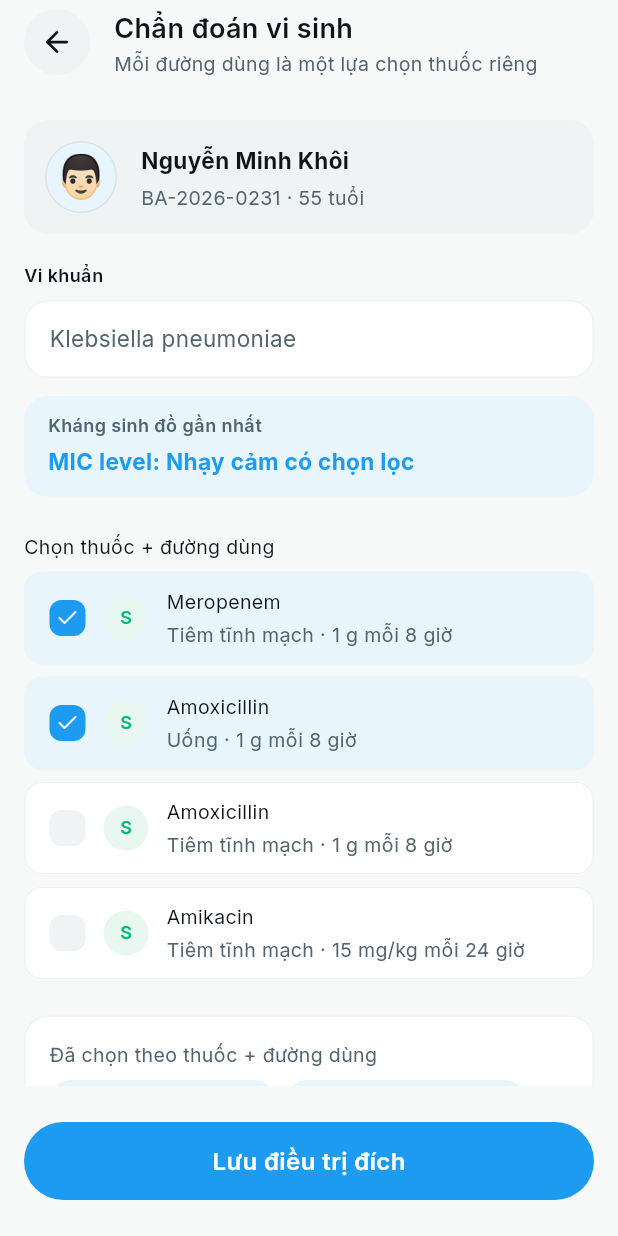
After one commit to RespiraAMS/Respira-Mobile, a Flutter app: the TargetedTreatmentScreen screen opened by its route, on a phone screen of 412 x 824 dp. The commit adds this screen. Run offline on Flutter 3.47's test engine with Material 3 defaults, Android fonts, the phone set to English and light mode, and no system bars; our stand-ins replace flutter_riverpod, freezed_annotation, go_router, google_fonts, lucide_icons, riverpod_annotation; generated files the repository leaves out were written again.

Commit message:
feat(diagnosis): targeted treatment variant + Microbiology Diagnosis screen
- AddProgress swaps to microbiology-based variant when Điều trị đích selected
- New /targeted-treatment: antibiogram-driven drug+route picker with S badges
- Selection-order summary chips (P1/P2/…); save → toast + patient detail
- Freezed microbiology models + demo provider; shared bacteria/banner widgets

```diff
--- /dev/null
+++ b/lib/features/diagnosis/models/microbiology_result.dart
@@ -0,0 +1,52 @@
+import 'package:freezed_annotation/freezed_annotation.dart';
+
+part 'microbiology_result.freezed.dart';
+part 'microbiology_result.g.dart';
+
+/// Antibiogram susceptibility (CLSI-style letter grades).
+enum Susceptibility {
+  s('S'),
+  i('I'),
+  r('R');
+
+  const Susceptibility(this.letter);
+
+  final String letter;
+}
+
+/// One selectable drug + administration-route option of the targeted
+/// treatment screen.
+@freezed
+class TreatmentOption with _$TreatmentOption {
+  const factory TreatmentOption({
+    required String id,
+    required String drug,
+
+    /// e.g. "Tiêm tĩnh mạch".
+    required String route,
+
+    /// Short route for summary chips ("TM", "Uống").
+    required String routeAbbrev,
+    required String dosage,
+    required Susceptibility susceptibility,
+  }) = _TreatmentOption;
+
+  factory TreatmentOption.fromJson(Map<String, dynamic> json) =>
+      _$TreatmentOptionFromJson(json);
+}
+
+/// Microbiology findings backing the targeted-treatment flow.
+@freezed
+class MicrobiologyResult with _$MicrobiologyResult {
+  const factory MicrobiologyResult({
+    /// e.g. "Klebsiella pneumoniae".
+    required String bacteria,
+
+    /// e.g. "MIC level: Nhạy cảm có chọn lọc".
+    required String antibiogramLine,
+    @Default([]) List<TreatmentOption> options,
+  }) = _MicrobiologyResult;
+
+  factory MicrobiologyResult.fromJson(Map<String, dynamic> json) =>
+      _$MicrobiologyResultFromJson(json);
+}
--- /dev/null
+++ b/lib/features/diagnosis/providers/microbiology_provider.dart
@@ -0,0 +1,48 @@
+import 'package:riverpod_annotation/riverpod_annotation.dart';
+
+import '../models/microbiology_result.dart';
+
+part 'microbiology_provider.g.dart';
+
+/// Demo microbiology findings — swap for a repository call once the
+/// networking layer (dio + retrofit) exists.
+@Riverpod(keepAlive: true)
+MicrobiologyResult microbiologyResult(MicrobiologyResultRef ref) =>
+    const MicrobiologyResult(
+      bacteria: 'Klebsiella pneumoniae',
+      antibiogramLine: 'MIC level: Nhạy cảm có chọn lọc',
+      options: [
+        TreatmentOption(
+          id: 'meropenem-iv',
+          drug: 'Meropenem',
+          route: 'Tiêm tĩnh mạch',
+          routeAbbrev: 'TM',
+          dosage: '1 g mỗi 8 giờ',
+          susceptibility: Susceptibility.s,
+        ),
+        TreatmentOption(
+          id: 'amoxicillin-oral',
+          drug: 'Amoxicillin',
+          route: 'Uống',
+          routeAbbrev: 'Uống',
+          dosage: '1 g mỗi 8 giờ',
+          susceptibility: Susceptibility.s,
+        ),
+        TreatmentOption(
+          id: 'amoxicillin-iv',
+          drug: 'Amoxicillin',
+          route: 'Tiêm tĩnh mạch',
+          routeAbbrev: 'TM',
+          dosage: '1 g mỗi 8 giờ',
+          susceptibility: Susceptibility.s,
+        ),
+        TreatmentOption(
+          id: 'amikacin-iv',
+          drug: 'Amikacin',
+          route: 'Tiêm tĩnh mạch',
+          routeAbbrev: 'TM',
+          dosage: '15 mg/kg mỗi 24 giờ',
+          susceptibility: Susceptibility.s,
+        ),
+      ],
+    );
--- a/lib/features/diagnosis/routes.dart
+++ b/lib/features/diagnosis/routes.dart
@@ -5,6 +5,7 @@ import 'screens/diagnosis_result_screen.dart';
 import 'screens/icu_criteria_screen.dart';
 import 'screens/other_criteria_screen.dart';
 import 'screens/resistance_risk_screen.dart';
+import 'screens/targeted_treatment_screen.dart';
 import 'screens/vitals_screen.dart';
 
 class DiagnosisRoutes {
@@ -14,6 +15,7 @@ class DiagnosisRoutes {
   static const resistanceRisk = '/resistance-risk';
   static const otherCriteria = '/other-criteria';
   static const diagnosisResult = '/diagnosis-result';
+  static const targetedTreatment = '/targeted-treatment';
 }
 
 final List<RouteBase> diagnosisRoutes = [
@@ -41,4 +43,8 @@ final List<RouteBase> diagnosisRoutes = [
     path: DiagnosisRoutes.diagnosisResult,
     builder: (c, s) => const DiagnosisResultScreen(),
   ),
+  GoRoute(
+    path: DiagnosisRoutes.targetedTreatment,
+    builder: (c, s) => const TargetedTreatmentScreen(),
+  ),
 ];
--- /dev/null
+++ b/lib/features/diagnosis/screens/targeted_treatment_screen.dart
@@ -0,0 +1,159 @@
+import 'package:flutter/material.dart';
+import 'package:flutter_riverpod/flutter_riverpod.dart';
+import 'package:go_router/go_router.dart';
+
+import '../../../../core/utils/context_extensions.dart';
+import '../../../../design_system/design_system.dart';
+import '../../../../features/patient/routes.dart';
+import '../providers/microbiology_provider.dart';
+import '../providers/targeted_treatment_controller.dart';
+import '../widgets/microbiology_banner.dart';
+import '../widgets/treatment_option_row_widget.dart';
+
+/// Route `/targeted-treatment` — "Chẩn đoán vi sinh": pick drug + route
+/// combinations from the antibiogram, then save the targeted treatment.
+class TargetedTreatmentScreen extends ConsumerWidget {
+  const TargetedTreatmentScreen({super.key});
+
+  @override
+  Widget build(BuildContext context, WidgetRef ref) {
+    final c = context.respiraColors;
+    final micro = ref.watch(microbiologyResultProvider);
+    final selectedIds = ref.watch(targetedTreatmentControllerProvider);
+    final controller = ref.read(targetedTreatmentControllerProvider.notifier);
+    final chips = controller.summaryChips();
+
+    return Scaffold(
+      body: SafeArea(
+        child: Padding(
+          padding: const EdgeInsets.symmetric(horizontal: Spacing.group),
+          child: Column(
+            crossAxisAlignment: CrossAxisAlignment.stretch,
+            children: [
+              AppAppBar(
+                title: 'Chẩn đoán vi sinh',
+                subtitle: 'Mỗi đường dùng là một lựa chọn thuốc riêng',
+                onBack: () => context.goBackOr('/patient/progress'),
+              ),
+              const SizedBox(height: Spacing.section),
+              Expanded(
+                child: SingleChildScrollView(
+                  child: Column(
+                    crossAxisAlignment: CrossAxisAlignment.stretch,
+                    children: [
+                      // Patient context.
+                      Container(
+                        padding: const EdgeInsets.all(Spacing.control + 2),
+                        decoration: BoxDecoration(
+                          color: c.surfaceSecondary,
+                          borderRadius: AppRadius.md,
+                        ),
+                        child: Row(
+                          children: [
+                            const AvatarGlyphWidget(glyph: '👨🏻'),
+                            const SizedBox(width: Spacing.group),
+                            Expanded(
+                              child: Column(
+                                crossAxisAlignment: CrossAxisAlignment.start,
+                                mainAxisSize: MainAxisSize.min,
+                                children: [
+                                  Text(
+                                    'Nguyễn Minh Khôi',
+                                    maxLines: 1,
+                                    overflow: TextOverflow.ellipsis,
+                                    style: TypographyTokens.body(context)
+                                        .copyWith(
+                                            fontWeight: FontWeight.w700),
+                                  ),
+                                  const SizedBox(height: Spacing.xxxs),
+                                  AppText('BA-2026-0231 · 55 tuổi',
+                                      type: AppTextType.caption),
+                                ],
+                              ),
+                            ),
+                          ],
+                        ),
+                      ),
+                      const SizedBox(height: Spacing.block),
+                      BacteriaDisplayField(bacteria: micro.bacteria),
+                      const SizedBox(height: Spacing.control),
+                      AntibiogramBanner(line: micro.antibiogramLine),
+                      const SizedBox(height: Spacing.section),
+                      Text(
+                        'Chọn thuốc + đường dùng',
+                        style: TypographyTokens.caption(context)
+                            .copyWith(color: c.textPrimary),
+                      ),
+                      const SizedBox(height: Spacing.inline),
+                      for (final option in micro.options) ...[
+                        TreatmentOptionRowWidget(
+                          option: option,
+                          selected: selectedIds.contains(option.id),
+                          onToggle: () => controller.toggle(option.id),
+                        ),
+                        if (option != micro.options.last)
+                          const SizedBox(height: Spacing.inline),
+                      ],
+                      const SizedBox(height: Spacing.section),
+                      // Selection summary.
+                      Container(
+                        padding: const EdgeInsets.all(Spacing.group),
+                        decoration: BoxDecoration(
+                          color: c.surface,
+                          borderRadius: AppRadius.md,
+                          border: Border.all(color: c.borderSubtle),
+                        ),
+                        child: Column(
+                          crossAxisAlignment: CrossAxisAlignment.start,
+                          children: [
+                            AppText('Đã chọn theo thuốc + đường dùng',
+                                type: AppTextType.caption),
+                            const SizedBox(height: Spacing.inline),
+                            Wrap(
+                              spacing: Spacing.inline,
+                              runSpacing: Spacing.inline,
+                              children: [
+                                for (final chip in chips)
+                                  Container(
+                                    padding: const EdgeInsets.symmetric(
+                                      horizontal: Spacing.control,
+                                      vertical: Spacing.xxxs + 2,
+                                    ),
+                                    decoration: BoxDecoration(
+                                      color: c.primarySoft,
+                                      borderRadius: AppRadius.full,
+                                    ),
+                                    child: Text(
+                                      chip,
+                                      style: TypographyTokens.label(context)
+                                          .copyWith(color: c.primary),
+                                    ),
+                                  ),
+                              ],
+                            ),
+                          ],
+                        ),
+                      ),
+                      const SizedBox(height: Spacing.section),
+                    ],
+                  ),
+                ),
+              ),
+              Padding(
+                padding: const EdgeInsets.symmetric(vertical: Spacing.lg),
+                child: AppButton(
+                  label: 'Lưu điều trị đích',
+                  expand: true,
+                  onPressed: () {
+                    showAppToast(context, 'Đã lưu điều trị đích.');
+                    context.go(PatientRoutes.detail);
+                  },
+                ),
+              ),
+            ],
+          ),
+        ),
+      ),
+    );
+  }
+}
--- /dev/null
+++ b/lib/features/diagnosis/widgets/microbiology_banner.dart
@@ -0,0 +1,85 @@
+import 'package:flutter/material.dart';
+
+import 'package:respira_mobile/design_system/design_system.dart';
+
+/// Read-only display field for the identified bacteria ("Vi khuẩn").
+class BacteriaDisplayField extends StatelessWidget {
+  const BacteriaDisplayField({super.key, required this.bacteria});
+
+  final String bacteria;
+
+  @override
+  Widget build(BuildContext context) {
+    final c = context.respiraColors;
+
+    return Column(
+      crossAxisAlignment: CrossAxisAlignment.start,
+      children: [
+        Text(
+          'Vi khuẩn',
+          style: TypographyTokens.label(context).copyWith(color: c.textPrimary),
+        ),
+        const SizedBox(height: Spacing.inline),
+        Container(
+          height: ControlSize.buttonLarge,
+          padding: const EdgeInsets.symmetric(horizontal: Spacing.group),
+          decoration: BoxDecoration(
+            color: c.surface,
+            borderRadius: AppRadius.md,
+            border: Border.all(color: c.borderSubtle),
+          ),
+          alignment: Alignment.centerLeft,
+          child: AppText(
+            bacteria,
+            type: AppTextType.body,
+            color: c.textSecondary,
+            maxLines: 1,
+            overflow: TextOverflow.ellipsis,
+          ),
+        ),
+      ],
+    );
+  }
+}
+
+/// Soft-primary banner showing the latest antibiogram line
+/// ("Kháng sinh đồ gần nhất").
+class AntibiogramBanner extends StatelessWidget {
+  const AntibiogramBanner({super.key, required this.line});
+
+  final String line;
+
+  @override
+  Widget build(BuildContext context) {
+    final c = context.respiraColors;
+
+    return Container(
+      padding: const EdgeInsets.symmetric(
+        horizontal: Spacing.group,
+        vertical: Spacing.control,
+      ),
+      decoration: BoxDecoration(
+        color: c.primarySoft,
+        borderRadius: AppRadius.md,
+      ),
+      child: Column(
+        crossAxisAlignment: CrossAxisAlignment.start,
+        children: [
+          Text(
+            'Kháng sinh đồ gần nhất',
+            style: TypographyTokens.label(context)
+                .copyWith(color: c.textSecondary),
+          ),
+          const SizedBox(height: Spacing.xxxs),
+          Text(
+            line,
+            style: TypographyTokens.body(context).copyWith(
+              fontWeight: FontWeight.w700,
+              color: c.primary,
+            ),
+          ),
+        ],
+      ),
+    );
+  }
+}
--- /dev/null
+++ b/lib/features/diagnosis/widgets/treatment_option_row_widget.dart
@@ -0,0 +1,121 @@
+import 'package:flutter/material.dart';
+import 'package:lucide_icons/lucide_icons.dart';
+
+import 'package:respira_mobile/design_system/design_system.dart';
+
+import '../models/microbiology_result.dart';
+
+/// One selectable "thuốc + đường dùng" row: checkbox control, 'S'
+/// susceptibility badge, drug name and route · dosage line.
+class TreatmentOptionRowWidget extends StatelessWidget {
+  const TreatmentOptionRowWidget({
+    super.key,
+    required this.option,
+    required this.selected,
+    required this.onToggle,
+  });
+
+  final TreatmentOption option;
+  final bool selected;
+  final VoidCallback onToggle;
+
+  @override
+  Widget build(BuildContext context) {
+    final c = context.respiraColors;
+
+    return Material(
+      color: selected ? c.primarySoft : c.surface,
+      borderRadius: AppRadius.sm,
+      clipBehavior: Clip.antiAlias,
+      child: InkWell(
+        onTap: onToggle,
+        child: Container(
+          padding: const EdgeInsets.symmetric(
+            horizontal: Spacing.group,
+            vertical: Spacing.control - 2,
+          ),
+          decoration: BoxDecoration(
+            borderRadius: AppRadius.sm,
+            border: Border.all(color: c.borderSubtle),
+          ),
+          child: Row(
+            children: [
+              // Checkbox control — same visual language as the wizard's
+              // selection rows.
+              Container(
+                width: ControlSize.touchTargetMin - 20,
+                height: ControlSize.touchTargetMin - 20,
+                alignment: Alignment.center,
+                decoration: BoxDecoration(
+                  color: selected ? c.primary : c.surfaceSecondary,
+                  borderRadius: BorderRadius.circular(8),
+                  border: selected
+                      ? null
+                      : Border.all(color: c.borderSubtle),
+                ),
+                child: selected
+                    ? Icon(LucideIcons.check,
+                        size: ControlSize.iconSm, color: c.onPrimary)
+                    : null,
+              ),
+              const SizedBox(width: Spacing.control),
+              _SusceptibilityBadge(
+                letter: option.susceptibility.letter,
+              ),
+              const SizedBox(width: Spacing.control),
+              Expanded(
+                child: Column(
+                  crossAxisAlignment: CrossAxisAlignment.start,
+                  mainAxisSize: MainAxisSize.min,
+                  children: [
+                    Text(
+                      option.drug,
+                      maxLines: 1,
+                      overflow: TextOverflow.ellipsis,
+                      style: TypographyTokens.caption(context)
+                          .copyWith(color: c.textPrimary),
+                    ),
+                    const SizedBox(height: Spacing.xxxs),
+                    AppText(
+                      '${option.route} · ${option.dosage}',
+                      type: AppTextType.caption,
+                      maxLines: 1,
+                      overflow: TextOverflow.ellipsis,
+                    ),
+                  ],
+                ),
+              ),
+            ],
+          ),
+        ),
+      ),
+    );
+  }
+}
+
+class _SusceptibilityBadge extends StatelessWidget {
+  const _SusceptibilityBadge({required this.letter});
+
+  final String letter;
+
+  @override
+  Widget build(BuildContext context) {
+    final c = context.respiraColors;
+    final color = switch (letter) {
+      'S' => c.success,
+      'I' => c.warning,
+      _ => c.error,
+    };
+
+    return Container(
+      width: ControlSize.touchTargetMin - 14,
+      height: ControlSize.touchTargetMin - 14,
+      alignment: Alignment.center,
+      decoration: BoxDecoration(color: c.successSoft, shape: BoxShape.circle),
+      child: Text(
+        letter,
+        style: TypographyTokens.label(context).copyWith(color: color),
+      ),
+    );
+  }
+}
```
Also changed, not shown: lib/features/diagnosis/providers/targeted_treatment_controller.dart (added, +39 -0 lines), lib/features/diagnosis/screens/vitals_screen.dart (+8 -6 lines), lib/features/patient/screens/add_progress_screen.dart (+95 -29 lines), lib/features/diagnosis/models/microbiology_result.freezed.dart (added), lib/features/diagnosis/models/microbiology_result.g.dart (added), lib/features/diagnosis/providers/microbiology_provider.g.dart (added), lib/features/diagnosis/providers/targeted_treatment_controller.g.dart (added), 1 other file.
